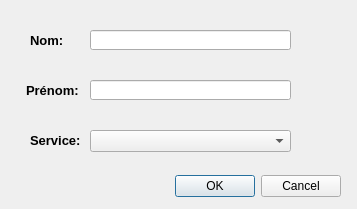
Before: the Qt Designer form ui/worker_dialog.ui in otmanLAHRECHE/g_H2, drawn with Qt 5.
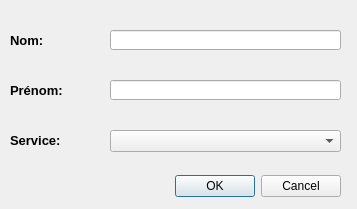
After: the same form once the commit is applied.

What changed in the file:
```diff
--- a/ui/worker_dialog.ui
+++ b/ui/worker_dialog.ui
@@ -50,9 +50,9 @@
   <widget class="QLabel" name="label">
    <property name="geometry">
     <rect>
-     <x>30</x>
+     <x>10</x>
      <y>30</y>
-     <width>41</width>
+     <width>91</width>
      <height>20</height>
     </rect>
    </property>
@@ -70,9 +70,9 @@
   <widget class="QLabel" name="label_2">
    <property name="geometry">
     <rect>
-     <x>26</x>
+     <x>10</x>
      <y>80</y>
-     <width>61</width>
+     <width>91</width>
      <height>20</height>
     </rect>
    </property>
@@ -90,9 +90,9 @@
   <widget class="QLineEdit" name="lineEdit">
    <property name="geometry">
     <rect>
-     <x>90</x>
+     <x>110</x>
      <y>30</y>
-     <width>201</width>
+     <width>231</width>
      <height>20</height>
     </rect>
    </property>
@@ -100,9 +100,9 @@
   <widget class="QLineEdit" name="lineEdit_2">
    <property name="geometry">
     <rect>
-     <x>90</x>
+     <x>110</x>
      <y>80</y>
-     <width>201</width>
+     <width>231</width>
      <height>20</height>
     </rect>
    </property>
@@ -115,9 +115,9 @@
   <widget class="QLabel" name="label_3">
    <property name="geometry">
     <rect>
-     <x>30</x>
+     <x>10</x>
      <y>130</y>
-     <width>61</width>
+     <width>91</width>
      <height>20</height>
     </rect>
    </property>
@@ -135,9 +135,9 @@
   <widget class="QComboBox" name="comboBox">
    <property name="geometry">
     <rect>
-     <x>90</x>
+     <x>110</x>
      <y>130</y>
-     <width>201</width>
+     <width>231</width>
      <height>22</height>
     </rect>
    </property>
```
